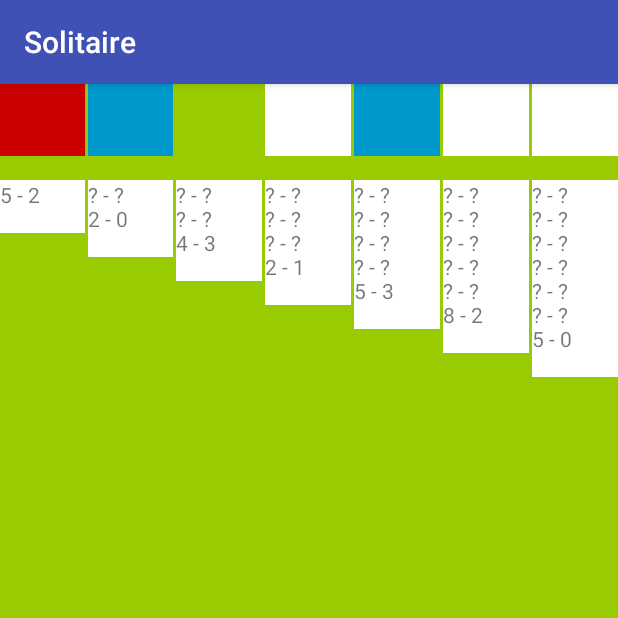
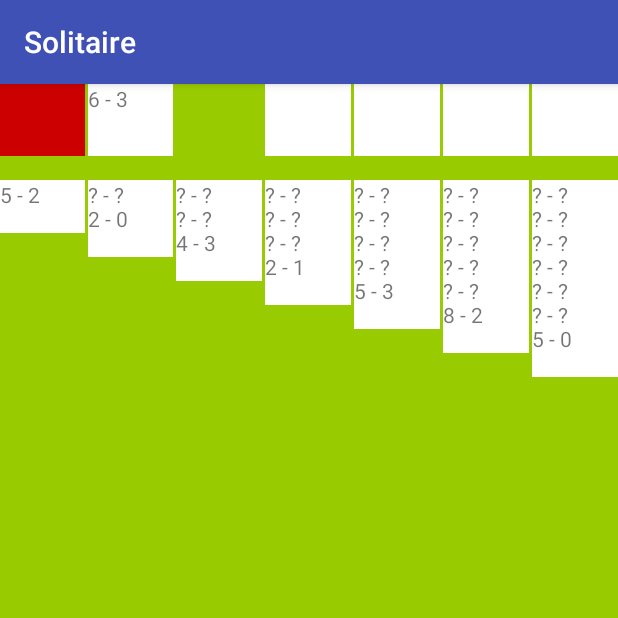
Before and after one commit to RodrigoDavy/Solitaire, an Android app: the screen it shows after launch (MainActivity), after a tap on an icon or button, on a phone screen of 412 x 824 dp, the top half of it. Run offline under Robolectric (Android 15) with nearby library versions, the phone set to English and light mode, and no system bars; 3 other taps on this screen came first.

```diff
--- a/app/src/main/java/com/example/rodrigo/solitaire/MainActivity.kt
+++ b/app/src/main/java/com/example/rodrigo/solitaire/MainActivity.kt
@@ -51,6 +51,28 @@ class MainActivity : AppCompatActivity() {
         }
     }
 
+    private fun printUpper() {
+        val upperStack = arrayOf(
+            findViewById<TextView>(R.id.upper1),
+            findViewById<TextView>(R.id.upper2),
+            findViewById<TextView>(R.id.upper3),
+            findViewById<TextView>(R.id.upper4))
+
+        val list = table.upperStack
+
+        for(i in list.indices) {
+            if(list[i].size>0) {
+                val num = list[i][list[i].size-1].number
+                val suit = list[i][list[i].size-1].suit
+
+                upperStack[i].setText(num.toString() + " - " + suit.toString())
+            }else{
+                upperStack[i].setText("")
+            }
+        }
+
+    }
+
     fun selectDeck(view: View) {
         if(selected<0) {
             view.setBackgroundResource(android.R.color.holo_blue_dark)
@@ -61,35 +83,75 @@ class MainActivity : AppCompatActivity() {
         }
     }
 
-    fun selectLower(view: View) {
-        val linearLayout = findViewById<LinearLayout>(R.id.lower_stack)
+    fun selectUpper(view: View) {
+        val upperStack = arrayOf(
+                findViewById<TextView>(R.id.upper1),
+                findViewById<TextView>(R.id.upper2),
+                findViewById<TextView>(R.id.upper3),
+                findViewById<TextView>(R.id.upper4))
+
+        var n = 0
+
+        while(n<4) {
+            if((view as TextView)==upperStack[n]) {
+                break
+            }
+            n++
+        }
 
         if(selected<0) {
             view.setBackgroundResource(android.R.color.holo_blue_dark)
 
-            var n = 0
+            if(n<4) {
+                selected = n + 9
+            }
+        }else{
+            if(n<4) {
+                if(selected>8) {
+                    upperStack[selected-9].setBackgroundResource(android.R.color.white)
+                    //TODO upper to upper move
+                }else if(selected==8) {
+                    table.moveDeckUpper(n)
+                    printUpper()
+                    printDeck()
 
-            while(n<7) {
-                if(view==linearLayout.getChildAt(n)) {
-                    break
+                    findViewById<View>(R.id.deck).setBackgroundResource(android.R.color.white)
+                }else{
+                    table.moveLowerUpper(selected,n)
+                    printLower()
+                    printUpper()
+
+                    val linearLayout = findViewById<LinearLayout>(R.id.lower_stack)
+
+                    linearLayout.getChildAt(selected).setBackgroundResource(android.R.color.white)
                 }
-                n++
             }
 
-            if(n<7) {
+            selected = -1
+        }
+    }
+
+    fun selectLower(view: View) {
+        val linearLayout = findViewById<LinearLayout>(R.id.lower_stack)
+
+        var n = 0
+
+        while(n<7) {
+            if(view==linearLayout.getChildAt(n)) {
+                break
+            }
+            n++
+        }
+
+        if(selected<0) {
+            view.setBackgroundResource(android.R.color.holo_blue_dark)
+
+            if (n < 7) {
                 selected = n
             }
+        }else if(selected > 8) {
+            //TODO lower to upper
         }else{
-            var n = 0
-
-            while(n<7) {
-                if(view==linearLayout.getChildAt(n)) {
-                    break
-                }
-                n++
-            }
-
-
             if(n<7) {
                 if(selected==8) {
                     table.moveDeckLower(n)
--- a/app/src/main/res/layout/activity_main.xml
+++ b/app/src/main/res/layout/activity_main.xml
@@ -44,7 +44,7 @@
             android:layout_marginStart="2dp"
             android:layout_marginLeft="2dp"
             android:background="@android:color/white"
-            android:onClick="selectDeck"
+            android:onClick="selectUpper"
             android:text="" />
 
         <TextView
@@ -55,7 +55,7 @@
             android:layout_marginStart="2dp"
             android:layout_marginLeft="2dp"
             android:background="@android:color/white"
-            android:onClick="selectDeck"
+            android:onClick="selectUpper"
             android:text="" />
 
         <TextView
@@ -66,7 +66,7 @@
             android:layout_marginStart="2dp"
             android:layout_marginLeft="2dp"
             android:background="@android:color/white"
-            android:onClick="selectDeck"
+            android:onClick="selectUpper"
             android:text="" />
 
         <TextView
@@ -77,7 +77,7 @@
             android:layout_marginStart="2dp"
             android:layout_marginLeft="2dp"
             android:background="@android:color/white"
-            android:onClick="selectDeck"
+            android:onClick="selectUpper"
             android:text="" />
     </LinearLayout>
 
```
Also changed, not shown: app/src/main/java/com/example/rodrigo/solitaire/Table.kt (+49 -4 lines).
